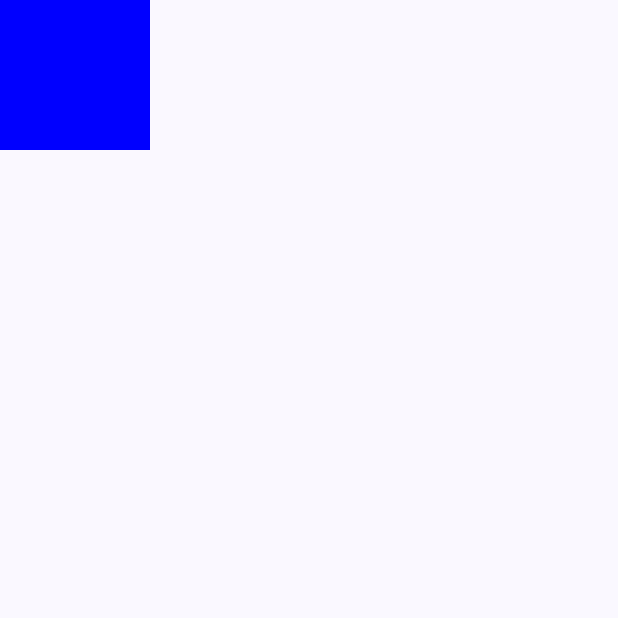
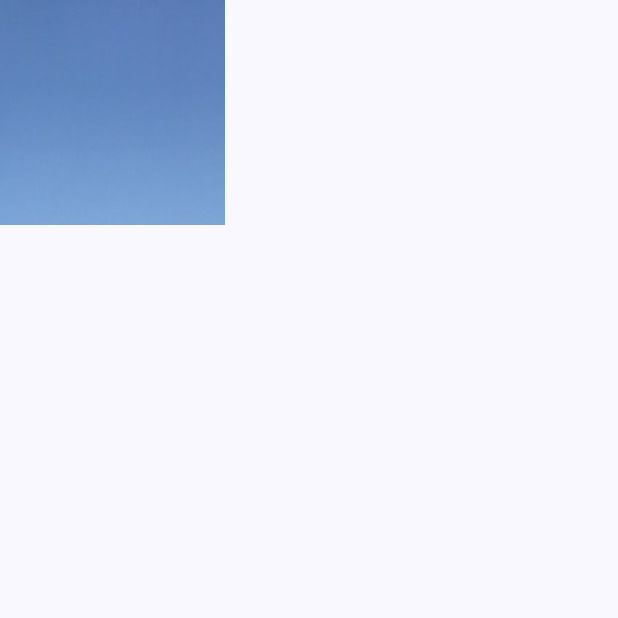
Before and after one commit to sobolevartemKI22-20B/GestureDemo, an Android app built with Jetpack Compose: the screen it shows after launch (MainActivity), on a phone screen of 412 x 824 dp, the top half of it. Run offline under Robolectric (Android 15) with nearby library versions, the phone set to English and light mode, and no system bars.

Commit message:
Scroll modified

```diff
--- a/app/src/main/java/com/example/gesturedemo/MainActivity.kt
+++ b/app/src/main/java/com/example/gesturedemo/MainActivity.kt
@@ -35,6 +35,15 @@ import androidx.compose.foundation.gestures.draggable
 import androidx.compose.foundation.gestures.Orientation
 import androidx.compose.foundation.gestures.rememberDraggableState
 import androidx.compose.foundation.gestures.detectDragGestures
+import androidx.compose.foundation.gestures.scrollable
+import androidx.compose.foundation.gestures.rememberScrollableState
+import androidx.compose.ui.geometry.Offset
+import androidx.compose.foundation.verticalScroll
+import androidx.compose.ui.graphics.ImageBitmap
+import androidx.compose.ui.res.imageResource
+import androidx.compose.foundation.rememberScrollState
+import androidx.compose.foundation.horizontalScroll
+import androidx.compose.foundation.Canvas
 
 class MainActivity : ComponentActivity() {
     override fun onCreate(savedInstanceState: Bundle?) {
@@ -52,8 +61,53 @@ class MainActivity : ComponentActivity() {
 
 @Composable
 fun MainScreen(modifier: Modifier = Modifier) {
-    PointerInputDrag(modifier)
+    ScrollModifiers(modifier)
 }
+
+@Composable
+fun ScrollModifiers(modifier: Modifier = Modifier) {
+    val image = ImageBitmap.imageResource(id = R.drawable.vacation)
+    Box(modifier = modifier
+        .size(150.dp)
+        .verticalScroll(rememberScrollState())
+        .horizontalScroll(rememberScrollState())) {
+        Canvas(
+            modifier = Modifier
+                .size(360.dp, 270.dp)
+        )
+        {
+            drawImage(
+                image = image,
+                topLeft = Offset(
+                    x = 0f,
+                    y = 0f
+                ),
+            )
+        }
+    }
+}
+
+@Composable
+fun ScrollableModifier(modifier: Modifier = Modifier) {
+    var offset by remember { mutableStateOf(0f) }
+    Box(
+        modifier
+            .fillMaxSize()
+            .scrollable(
+                orientation = Orientation.Vertical,
+                state = rememberScrollableState { distance ->
+                    offset += distance
+                    distance
+                }
+            )
+    ) {
+        Box(modifier = Modifier
+            .size(90.dp)
+            .offset { IntOffset(0, offset.roundToInt()) }
+            .background(Color.Red))
+    }
+}
+
 @Composable
 fun PointerInputDrag(modifier: Modifier = Modifier) {
     Box(modifier = modifier.fillMaxSize()) {
```
Also changed, not shown: app/src/main/res/drawable/vacation.jpg (added).
